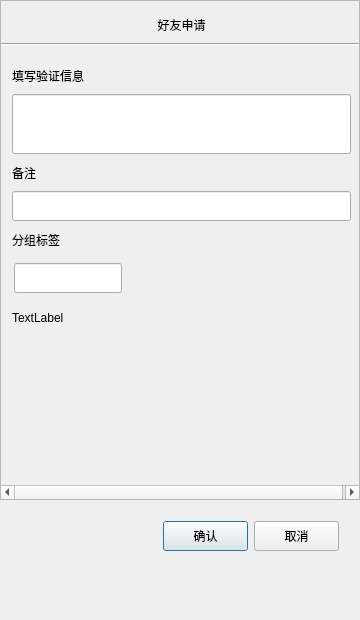
Qt form ApplyFriend.ui (Norym-L/myChatClient) before a commit.
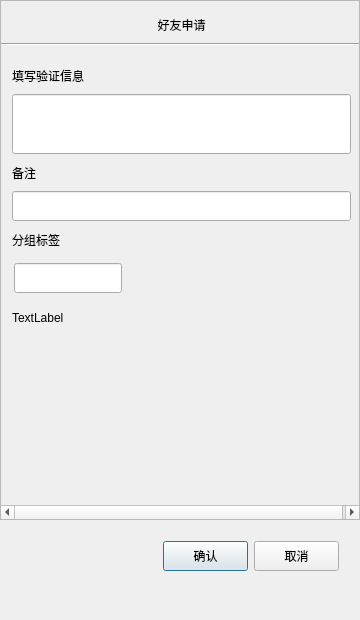
The same form after that commit. Custom widgets are drawn as their Qt base class.

The edit to the form file:
```diff
--- a/ApplyFriend.ui
+++ b/ApplyFriend.ui
@@ -46,7 +46,13 @@
      <property name="minimumSize">
       <size>
        <width>0</width>
-       <height>500</height>
+       <height>520</height>
+      </size>
+     </property>
+     <property name="maximumSize">
+      <size>
+       <width>16777215</width>
+       <height>520</height>
       </size>
      </property>
      <property name="sizeIncrement">
@@ -64,7 +70,7 @@
         <x>0</x>
         <y>0</y>
         <width>358</width>
-        <height>498</height>
+        <height>518</height>
        </rect>
       </property>
       <layout class="QVBoxLayout" name="verticalLayout_2">
```
